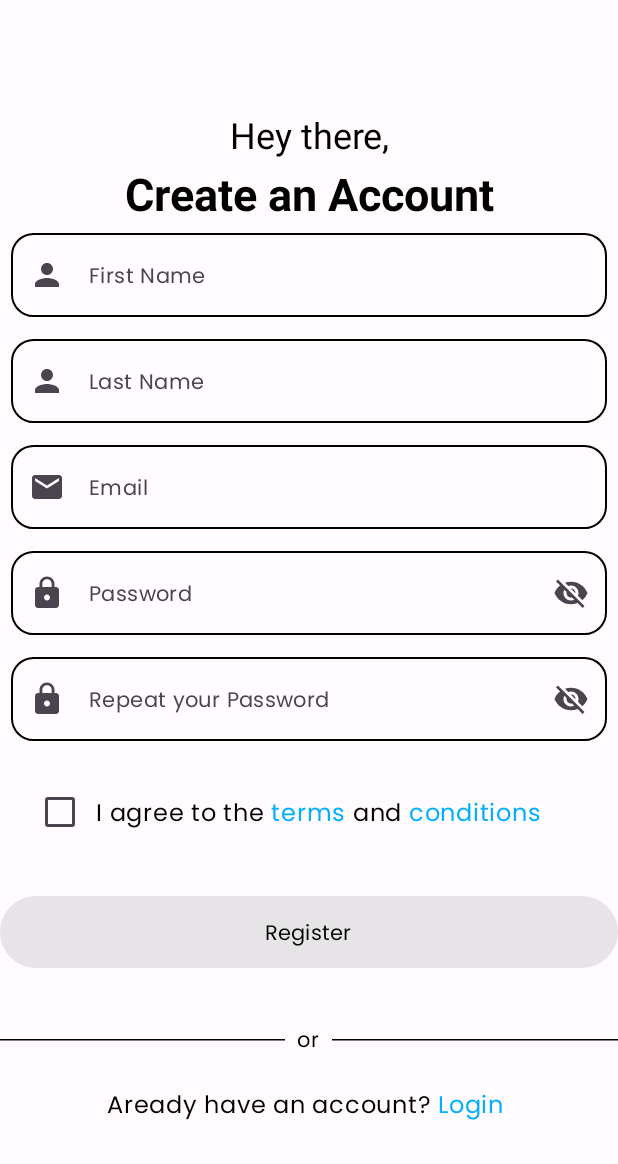
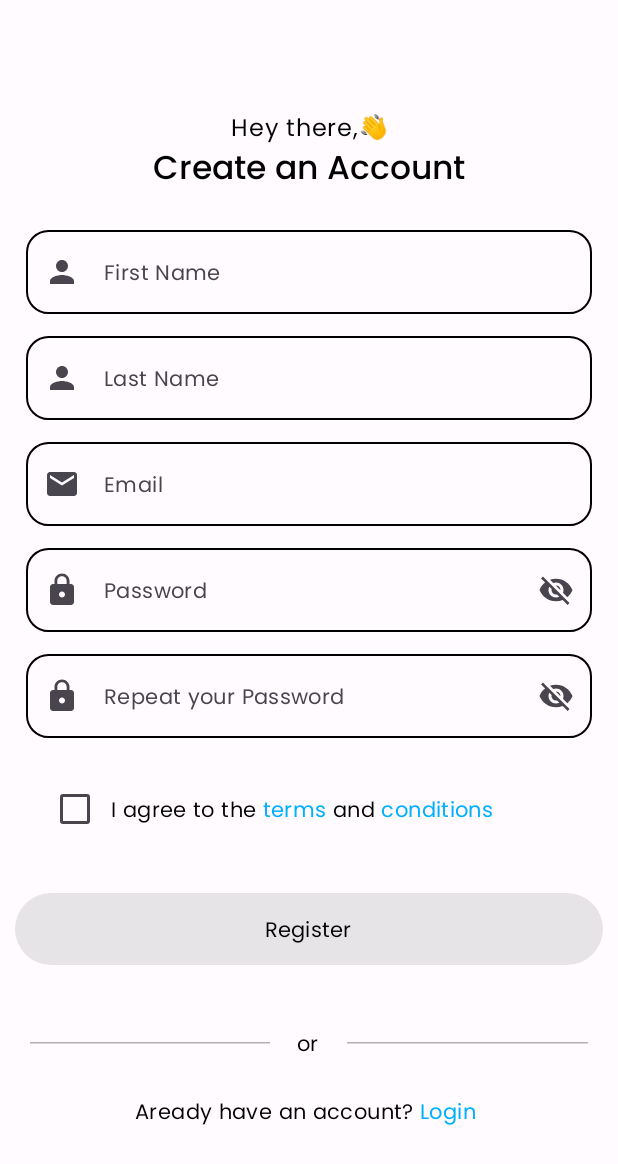
Before and after one commit to simonll4/mobile_project, an Android app built with Jetpack Compose: the RegisterScreen screen opened through its navigation route, on a phone screen of 412 x 824 dp. Shown: the top 1164 px of the screen. Run offline under Robolectric (Android 15) with nearby library versions, the phone set to English and light mode, and no system bars; our stand-ins replace Dagger/Hilt's generated code, livedata-compose.

Commit message:
ajustes en el register; cambios en las fuentes

```diff
--- a/app/src/main/java/com/iua/app/ui/components/app/TextComponents.kt
+++ b/app/src/main/java/com/iua/app/ui/components/app/TextComponents.kt
@@ -24,9 +24,9 @@ fun NormalTextComponent(text: String) {
     Text(
         text = text, modifier = Modifier
             .fillMaxWidth()
-            .heightIn(min = 35.dp), style = TextStyle(
-            fontSize = 24.sp, fontWeight = FontWeight.Normal, fontStyle = FontStyle.Normal
-        ), color = Color(0xFF000000), // cambiar esto por un color de la paleta de colores
+            .heightIn(),
+        style = MaterialTheme.typography.bodyLarge,
+        color = MaterialTheme.colorScheme.onBackground,
         textAlign = TextAlign.Center
     )
 }
@@ -36,9 +36,10 @@ fun TitleTextComponent(text: String) {
     Text(
         text = text, modifier = Modifier
             .fillMaxWidth()
-            .heightIn(), style = TextStyle(
-            fontSize = 30.sp, fontWeight = FontWeight.Bold, fontStyle = FontStyle.Normal
-        ), color = Color(0xFF000000), textAlign = TextAlign.Center
+            .heightIn(min = 50.dp),
+        style = MaterialTheme.typography.titleLarge,
+        color = MaterialTheme.colorScheme.onBackground,
+        textAlign = TextAlign.Center
     )
 }
 
@@ -60,7 +61,7 @@ fun ClickableTextComponent(
                 withStyle(
                     style = SpanStyle(
                         color = MaterialTheme.colorScheme.primary,
-                        fontSize = 16.sp,
+                        fontSize = MaterialTheme.typography.bodyMedium.fontSize,
                     )
                 ) {
                     append("$trimmedWord ")
@@ -73,8 +74,8 @@ fun ClickableTextComponent(
     }
     ClickableText(
         text = annotatedText,
-        style = MaterialTheme.typography.bodyLarge.copy( // Usa el estilo definido en typography
-            color = MaterialTheme.colorScheme.onBackground // Usa el color del tema
+        style = MaterialTheme.typography.bodyMedium.copy(
+            color = MaterialTheme.colorScheme.onBackground
         ),
         modifier = modifier, // Aquí se aplica el modificador
         onClick = { offset ->
--- a/app/src/main/java/com/iua/app/ui/components/register/OrDivider.kt
+++ b/app/src/main/java/com/iua/app/ui/components/register/OrDivider.kt
@@ -6,6 +6,7 @@ import androidx.compose.foundation.layout.fillMaxWidth
 import androidx.compose.foundation.layout.height
 import androidx.compose.foundation.layout.padding
 import androidx.compose.material3.HorizontalDivider
+import androidx.compose.material3.MaterialTheme
 import androidx.compose.material3.Text
 import androidx.compose.runtime.Composable
 import androidx.compose.ui.Alignment
@@ -19,7 +20,8 @@ fun HorizontalLine(modifier: Modifier = Modifier) {
     HorizontalDivider(
         modifier = modifier
             .fillMaxWidth()
-            .height(1.dp), color = Color.Black
+            .height(1.dp),
+        color = MaterialTheme.colorScheme.onBackground.copy(alpha = 0.3f)
     )
 }
 
@@ -28,21 +30,21 @@ fun OrDivider() {
     Row(
         modifier = Modifier
             .fillMaxWidth()
-            .padding(vertical = 20.dp),
+            .padding(vertical = 25.dp),
         verticalAlignment = Alignment.CenterVertically
     ) {
-        Box(modifier = Modifier.weight(1f)) {
+        Box(modifier = Modifier.weight(1f).padding(10.dp)) {
             HorizontalLine()
         }
 
         Text(
             text = "or",
-            fontSize = 14.sp,
-            color = Color.Black,
+            style = MaterialTheme.typography.bodyMedium,
+            color = MaterialTheme.colorScheme.onBackground,
             modifier = Modifier.padding(horizontal = 8.dp)
         )
 
-        Box(modifier = Modifier.weight(1f)) {
+        Box(modifier = Modifier.weight(1f).padding(10.dp)) {
             HorizontalLine()
         }
     }
--- a/app/src/main/java/com/iua/app/ui/screens/RegisterScreen.kt
+++ b/app/src/main/java/com/iua/app/ui/screens/RegisterScreen.kt
@@ -4,6 +4,7 @@ package com.iua.app.ui.screens
 import androidx.compose.foundation.layout.Box
 import androidx.compose.foundation.layout.Column
 import androidx.compose.foundation.layout.fillMaxSize
+import androidx.compose.foundation.layout.padding
 import androidx.compose.material3.CircularProgressIndicator
 import androidx.compose.runtime.Composable
 import androidx.compose.runtime.LaunchedEffect
@@ -13,9 +14,12 @@ import androidx.compose.runtime.rememberCoroutineScope
 import androidx.compose.ui.Alignment
 import androidx.compose.ui.Modifier
 import androidx.compose.ui.res.stringResource
+import androidx.compose.ui.tooling.preview.Preview
+import androidx.compose.ui.unit.dp
 import androidx.hilt.navigation.compose.hiltViewModel
 import com.iua.app.R
 import androidx.navigation.NavController
+import androidx.navigation.compose.rememberNavController
 import com.iua.app.ui.components.app.ButtonComponent
 import com.iua.app.ui.components.register.AlreadyHaveAccountText
 import com.iua.app.ui.components.register.Header
@@ -52,7 +56,7 @@ fun Register(modifier: Modifier, viewModel: RegisterViewModel, navController: Na
             }
         }
     } else {
-        Column(modifier = modifier) {
+        Column(modifier = modifier.padding(10.dp)) {
             Header()
             RegisterForm(viewModel, navController)
             ButtonComponent(
@@ -69,3 +73,11 @@ fun Register(modifier: Modifier, viewModel: RegisterViewModel, navController: Na
     }
 
 }
+
+@Preview(showBackground = true)
+@Composable
+fun PreviewRegisterScreen() {
+    val navController = rememberNavController()
+    val viewModel = RegisterViewModel() // Asegúrate de proporcionar un ViewModel adecuado para la vista previa
+    RegisterScreen(viewModel = viewModel, navController = navController)
+}
--- a/app/src/main/res/values/strings.xml
+++ b/app/src/main/res/values/strings.xml
@@ -17,7 +17,7 @@
 <resources>
     <string name="app_name">App</string>
     <!-- Register Screen -->
-    <string name="welcome_to_register">Hey there,</string>
+    <string name="welcome_to_register">Hey there,👋</string>
     <string name="create_account">Create an Account</string>
     <string name="first_name">First Name</string>
     <string name="last_name">Last Name</string>
```
Also changed, not shown: 2 other files.
